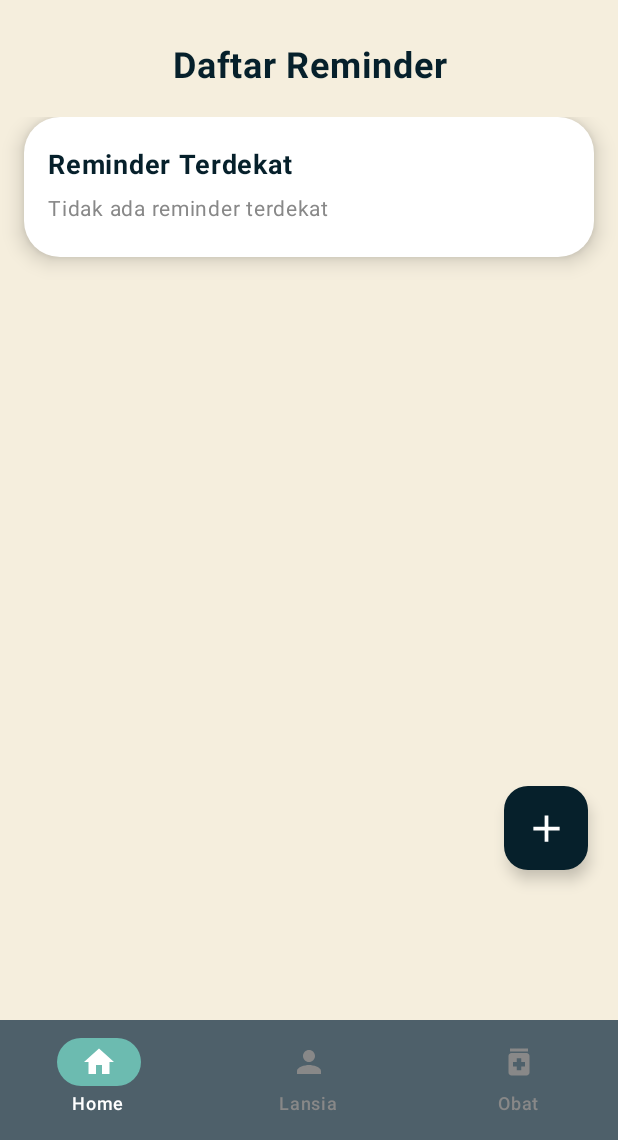
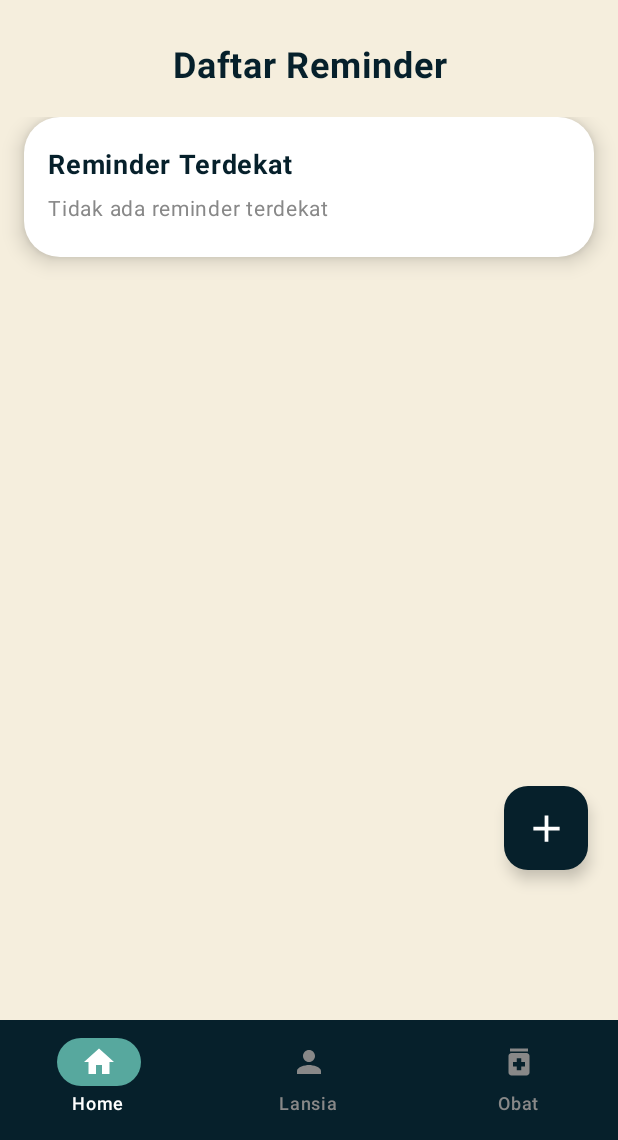
Before and after one commit to Nicholandn22/MedicineReminderNew, an Android app built with Jetpack Compose: the screen it shows after launch (MainActivity), on a phone screen of 412 x 824 dp, the part 96-1236 px from its top. Run offline under Robolectric (Android 15) with nearby library versions, the phone set to English and light mode, and no system bars; our stand-ins replace Firebase (no records; nobody signed in at launch, a user with empty details on screens opened directly).

Commit message:
theme adjust

```diff
--- a/app/src/main/java/com/example/medicineremindernew/ui/ui/components/BottomNavigationBar.kt
+++ b/app/src/main/java/com/example/medicineremindernew/ui/ui/components/BottomNavigationBar.kt
@@ -28,7 +28,7 @@ fun BottomNavigationBar(navController: NavController) {
 
     NavigationBar(
         modifier = Modifier, // Transparansi 50%
-        containerColor = BiruTua.copy(alpha = 0.7f),
+        containerColor = BiruTua.copy(alpha = 1.0f),
         tonalElevation = 7.dp
     ) {
         items.forEach { item ->
--- a/app/src/main/java/com/example/medicineremindernew/ui/ui/theme/Color.kt
+++ b/app/src/main/java/com/example/medicineremindernew/ui/ui/theme/Color.kt
@@ -1,14 +1,6 @@
 package com.example.medicineremindernew.ui.ui.theme
 
 import androidx.compose.ui.graphics.Color
-
-val Purple80 = Color(0xFFD0BCFF)
-val PurpleGrey80 = Color(0xFFCCC2DC)
-val Pink80 = Color(0xFFEFB8C8)
-
-val Purple40 = Color(0xFF6650a4)
-val PurpleGrey40 = Color(0xFF625b71)
-val Pink40 = Color(0xFF7D5260)
 
 val AbuMenu = Color(0xBDBDBD)
 
--- a/app/src/main/java/com/example/medicineremindernew/ui/ui/theme/Theme.kt
+++ b/app/src/main/java/com/example/medicineremindernew/ui/ui/theme/Theme.kt
@@ -8,18 +8,19 @@ package com.example.medicineremindernew.ui.ui.theme
     import androidx.compose.material3.dynamicLightColorScheme
     import androidx.compose.material3.lightColorScheme
     import androidx.compose.runtime.Composable
+    import androidx.compose.ui.graphics.Color
     import androidx.compose.ui.platform.LocalContext
 
 private val DarkColorScheme = darkColorScheme(
-    primary = Purple80,
-    secondary = PurpleGrey80,
-    tertiary = Pink80
+    primary = BiruTua,
+    secondary = BiruMuda,
+    background = Color.Black
 )
 
 private val LightColorScheme = lightColorScheme(
-    primary = Purple40,
-    secondary = PurpleGrey40,
-    tertiary = Pink40
+    primary = BiruTua,
+    secondary = BiruMuda,
+    background = Color.White
 
     /* Other default colors to override
     background = Color(0xFFFFFBFE),
@@ -42,11 +43,11 @@ fun MedicineReminderNewTheme(
     val colorScheme = when {
         dynamicColor && Build.VERSION.SDK_INT >= Build.VERSION_CODES.S -> {
             val context = LocalContext.current
-            if (darkTheme) dynamicDarkColorScheme(context) else dynamicLightColorScheme(context)
+            if (darkTheme) dynamicDarkColorScheme(context) else dynamicDarkColorScheme(context)
         }
 
         darkTheme -> DarkColorScheme
-        else -> LightColorScheme
+        else -> DarkColorScheme
     }
 
     MaterialTheme(
```
